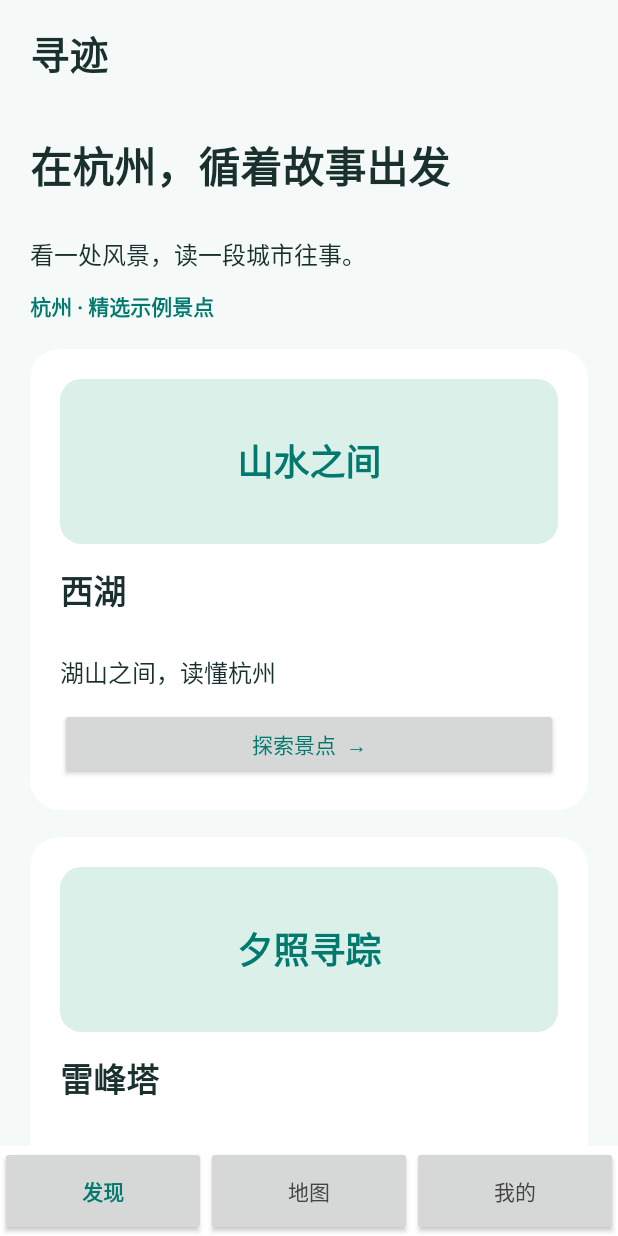
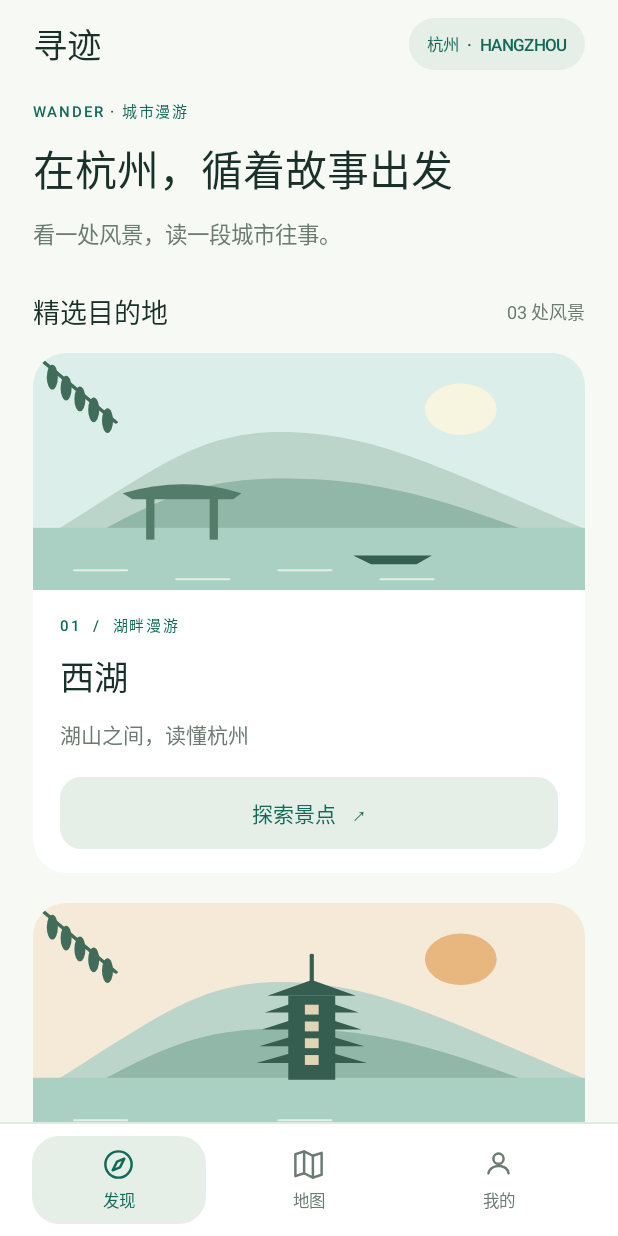
Before and after one commit to zhengyaoZY/trace, an Android app: the screen it shows after launch (MainActivity), on a phone screen of 412 x 824 dp. Run offline under Robolectric (Android 15) with nearby library versions, the phone set to English and light mode, and no system bars; libraries missing offline, so code that uses them is left out: org.osmdroid.config, org.osmdroid.tileprovider, org.osmdroid.util, org.osmdroid.views; 5 statements that could not run were skipped.

Commit message:
feat: redesign Android UI with flat cards and Hangzhou illustrations

```diff
--- a/android/app/build.gradle
+++ b/android/app/build.gradle
@@ -6,8 +6,8 @@ android {
         applicationId 'com.zhengyaozy.trace'
         minSdk 26
         targetSdk 35
-        versionCode 1
-        versionName '0.1.0'
+        versionCode 2
+        versionName '0.2.0'
         testInstrumentationRunner 'androidx.test.runner.AndroidJUnitRunner'
     }
     compileOptions {
--- a/android/app/src/main/java/com/zhengyaozy/trace/MainActivity.java
+++ b/android/app/src/main/java/com/zhengyaozy/trace/MainActivity.java
@@ -2,12 +2,11 @@ package com.zhengyaozy.trace;
 
 import android.app.Activity;
 import android.os.Bundle;
-import android.graphics.Color;
-import android.graphics.Typeface;
-import android.graphics.drawable.GradientDrawable;
+import android.graphics.*;
+import android.graphics.drawable.*;
+import android.content.res.ColorStateList;
 import android.view.Gravity;
 import android.view.View;
-import android.view.WindowInsets;
 import android.widget.*;
 import org.osmdroid.config.Configuration;
 import org.osmdroid.tileprovider.tilesource.TileSourceFactory;
@@ -17,121 +16,118 @@ import org.osmdroid.views.overlay.Marker;
 import java.io.File;
 
 public class MainActivity extends Activity {
-    private static final int TEAL = Color.rgb(0, 122, 110);
-    private static final int INK = Color.rgb(25, 48, 45);
-    private LinearLayout root, body, navigation;
-    private TextView heading;
+    private static final int TEAL=Color.rgb(19,105,88), INK=Color.rgb(26,48,42), MUTED=Color.rgb(107,123,115);
+    private static final int BACKGROUND=Color.rgb(247,249,245), PALE=Color.rgb(230,239,231);
+    private LinearLayout root,body,navigation,toolbar;
+    private TextView heading,city;
     private MapView map;
-    private int tab = 0;
+    private int tab=0;
     private String detailId;
 
-    @Override public void onCreate(Bundle state) {
+    @Override public void onCreate(Bundle state){
         super.onCreate(state);
-        Configuration.getInstance().setUserAgentValue(getPackageName()+"/0.1.0");
-        Configuration.getInstance().setOsmdroidBasePath(new File(getCacheDir(), "maps"));
-        Configuration.getInstance().setOsmdroidTileCache(new File(getCacheDir(), "maps/tiles"));
-        root = column(); root.setBackgroundColor(Color.rgb(245, 250, 248));
-        root.setOnApplyWindowInsetsListener((v, insets) -> {
-            v.setPadding(insets.getSystemWindowInsetLeft(), insets.getSystemWindowInsetTop(),
-                insets.getSystemWindowInsetRight(), insets.getSystemWindowInsetBottom()); return insets;
-        });
-        heading = text("寻迹", 26, true); heading.setPadding(dp(20), dp(16), dp(20), dp(12));
-        root.addView(heading);
-        body = column(); root.addView(body, new LinearLayout.LayoutParams(-1, 0, 1));
-        navigation = new LinearLayout(this); navigation.setBackgroundColor(Color.WHITE);
-        root.addView(navigation); setContentView(root);
-        if (state != null) { tab=state.getInt("tab"); detailId=state.getString("detail"); }
-        render();
+        Configuration.getInstance().setUserAgentValue(getPackageName()+"/0.2.0");
+        Configuration.getInstance().setOsmdroidBasePath(new File(getCacheDir(),"maps"));
+        Configuration.getInstance().setOsmdroidTileCache(new File(getCacheDir(),"maps/tiles"));
+        root=column();root.setBackgroundColor(BACKGROUND);
+        root.setOnApplyWindowInsetsListener((v,insets)->{v.setPadding(insets.getSystemWindowInsetLeft(),insets.getSystemWindowInsetTop(),insets.getSystemWindowInsetRight(),insets.getSystemWindowInsetBottom());return insets;});
+        toolbar=row();toolbar.setGravity(Gravity.CENTER_VERTICAL);toolbar.setPadding(dp(22),dp(12),dp(22),dp(12));
+        heading=text("寻迹",23,true);toolbar.addView(heading,new LinearLayout.LayoutParams(0,-2,1));
+        city=text("杭州  ·  HANGZHOU",11,true);city.setTextColor(TEAL);city.setPadding(dp(12),dp(9),dp(12),dp(9));city.setBackground(rounded(PALE,30));toolbar.addView(city);root.addView(toolbar);
+        body=column();root.addView(body,new LinearLayout.LayoutParams(-1,0,1));
+        View divider=new View(this);divider.setBackgroundColor(Color.rgb(226,233,225));root.addView(divider,new LinearLayout.LayoutParams(-1,dp(1)));
+        navigation=row();navigation.setPadding(dp(16),dp(8),dp(16),dp(8));navigation.setBackgroundColor(Color.WHITE);root.addView(navigation);
+        setContentView(root);
+        if(state!=null){tab=state.getInt("tab");detailId=state.getString("detail");}render();
     }
-
-    private void render() {
-        disposeMap(); body.removeAllViews(); navigation.removeAllViews();
-        String[] tabs={"发现", "地图", "我的"};
-        for (int i=0;i<tabs.length;i++) {
-            final int index=i;
-            Button b = button(tabs[i]); b.setTextColor(i==tab?TEAL:Color.DKGRAY);
-            b.setTypeface(null, i==tab?Typeface.BOLD:Typeface.NORMAL);
-            b.setContentDescription(tabs[i]+(i==tab?"，已选中":""));
-            navigation.addView(b,new LinearLayout.LayoutParams(0,dp(60),1));
+    private void render(){
+        disposeMap();body.removeAllViews();navigation.removeAllViews();
+        String[] tabs={"发现","地图","我的"};
+        for(int i=0;i<3;i++){
+            final int index=i;Button b=button(tabs[i],false);b.setTextSize(11);b.setTextColor(i==tab?TEAL:MUTED);
+            b.setBackground(ripple(i==tab?PALE:Color.WHITE,18));b.setPadding(dp(8),dp(7),dp(8),dp(7));
+            TraceArt.Icon icon=new TraceArt.Icon(i,i==tab?TEAL:MUTED);icon.setBounds(0,0,dp(23),dp(23));b.setCompoundDrawables(null,icon,null,null);b.setCompoundDrawablePadding(dp(4));
+            b.setContentDescription(tabs[i]+(i==tab?"，已选中":""));b.setSelected(i==tab);
+            LinearLayout.LayoutParams p=new LinearLayout.LayoutParams(0,-2,1);p.setMargins(dp(5),0,dp(5),0);navigation.addView(b,p);
             b.setOnClickListener(v->{tab=index;detailId=null;render();});
         }
         Attraction selected=Attraction.SAMPLES.stream().filter(a->a.id.equals(detailId)).findFirst().orElse(null);
-        if (selected!=null) { showDetail(selected); return; }
+        city.setVisibility(selected==null?View.VISIBLE:View.GONE);
+        if(selected!=null){showDetail(selected);return;}
         heading.setText(tab==0?"寻迹":tab==1?"杭州地图":"我的");
-        if(tab==0) showDiscover(); else if(tab==1) showMap(); else showProfile();
+        if(tab==0)showDiscover();else if(tab==1)showMap();else showProfile();
     }
-
-    private LinearLayout scrollContent() {
-        ScrollView scroll = new ScrollView(this); scroll.setFillViewport(true);
-        LinearLayout content=column(); content.setPadding(dp(20),dp(8),dp(20),dp(24));
-        scroll.addView(content); body.addView(scroll,new LinearLayout.LayoutParams(-1,-1)); return content;
+    private LinearLayout scrollContent(){
+        ScrollView scroll=new ScrollView(this);scroll.setFillViewport(true);scroll.setClipToPadding(false);scroll.setVerticalScrollBarEnabled(false);
+        LinearLayout c=column();c.setPadding(dp(22),dp(8),dp(22),dp(24));scroll.addView(c);body.addView(scroll,new LinearLayout.LayoutParams(-1,-1));return c;
     }
-    private void showDiscover() {
-        LinearLayout c=scrollContent();
-        addText(c,"在杭州，循着故事出发",28,true);
-        addText(c,"看一处风景，读一段城市往事。",16,false);
-        TextView city=text("杭州 · 精选示例景点",14,true); city.setTextColor(TEAL); c.addView(city);
-        for (Attraction a:Attraction.SAMPLES) {
-            LinearLayout card=column(); card.setPadding(dp(20),dp(20),dp(20),dp(20));
-            card.setBackground(rounded(Color.WHITE,20));
-            TextView illustration=text(a.name.equals("西湖")?"山水之间":a.name.equals("雷峰塔")?"夕照寻踪":"运河漫步",24,true);
-            illustration.setTextColor(TEAL); illustration.setGravity(Gravity.CENTER);
-            illustration.setBackground(rounded(Color.rgb(220,240,234),14));
-            card.addView(illustration,new LinearLayout.LayoutParams(-1,dp(110)));
-            addText(card,a.name,22,true); addText(card,a.subtitle,16,false);
-            Button open=button("探索景点  →"); open.setContentDescription("探索"+a.name); card.addView(open); open.setOnClickListener(v->open(a));
-            LinearLayout.LayoutParams p=new LinearLayout.LayoutParams(-1,-2); p.topMargin=dp(18); c.addView(card,p);
+    private void showDiscover(){
+        LinearLayout c=scrollContent();eyebrow(c,"WANDER · 城市漫游");
+        title(c,"在杭州，循着故事出发",28);caption(c,"看一处风景，读一段城市往事。",15);
+        LinearLayout section=row();section.setGravity(Gravity.CENTER_VERTICAL);section.setPadding(0,dp(24),0,dp(14));
+        TextView selected=text("精选目的地",18,true);section.addView(selected,new LinearLayout.LayoutParams(0,-2,1));TextView count=text("03 处风景",12,false);count.setTextColor(MUTED);section.addView(count);c.addView(section);
+        for(int i=0;i<Attraction.SAMPLES.size();i++){
+            Attraction a=Attraction.SAMPLES.get(i);LinearLayout card=column();card.setBackground(rounded(Color.WHITE,22));card.setClipToOutline(true);
+            TraceArt art=new TraceArt(this,i);card.addView(art,new LinearLayout.LayoutParams(-1,dp(158)));
+            LinearLayout content=column();content.setPadding(dp(18),dp(16),dp(18),dp(16));card.addView(content);
+            eyebrow(content,String.format(java.util.Locale.ROOT,"0%d  /  %s",i+1,i==0?"湖畔漫游":i==1?"人文寻踪":"运河日常"));
+            title(content,a.name,23);caption(content,a.subtitle,14);
+            Button open=button("探索景点   ↗",false);open.setContentDescription("探索"+a.name);open.setOnClickListener(v->open(a));
+            LinearLayout.LayoutParams action=new LinearLayout.LayoutParams(-1,-2);action.topMargin=dp(14);content.addView(open,action);
+            LinearLayout.LayoutParams p=new LinearLayout.LayoutParams(-1,-2);p.bottomMargin=dp(20);c.addView(card,p);
         }
-        addText(c,"示例内容；开放时间与票务以景区公告为准。",13,false);
+        caption(c,"慢一点，城市的故事就在身边。\n示例内容 · 开放与票务以景区公告为准",12);
     }
-    private void open(Attraction a) { detailId=a.id; render(); }
-    private void showDetail(Attraction a) {
-        heading.setText(a.name); LinearLayout c=scrollContent();
-        Button back=button("‹ 返回" ); c.addView(back); back.setOnClickListener(v->{detailId=null;render();});
-        addText(c,a.subtitle,22,true); addText(c,a.introduction,17,false);
-        addText(c,"文字讲解",22,true); TextView narration=addText(c,a.narration,18,false);
-        narration.setTextIsSelectable(true); narration.setLineSpacing(dp(7),1);
-        Button location=button("在地图中查看"); c.addView(location);
-        location.setOnClickListener(v->{tab=1;detailId=null;render();map.getController().setZoom(15.0);map.getController().setCenter(new GeoPoint(a.latitude,a.longitude));});
-        addText(c,"讲解为内置示例文本，不含音频。",13,false);
+    private void open(Attraction a){detailId=a.id;render();}
+    private void showDetail(Attraction a){
+        heading.setText(a.name);LinearLayout c=scrollContent();
+        Button back=button("‹  返回探索",false);back.setBackground(ripple(Color.TRANSPARENT,16));back.setGravity(Gravity.START|Gravity.CENTER_VERTICAL);c.addView(back);back.setOnClickListener(v->{detailId=null;render();});
+        int index=Attraction.SAMPLES.indexOf(a);TraceArt art=new TraceArt(this,index);art.setBackground(rounded(PALE,22));art.setClipToOutline(true);c.addView(art,new LinearLayout.LayoutParams(-1,dp(175)));
+        space(c,20);eyebrow(c,"杭州  /  城市故事");title(c,a.subtitle,24);caption(c,a.introduction,16);
+        space(c,22);LinearLayout article=column();article.setPadding(dp(18),dp(20),dp(18),dp(20));article.setBackground(rounded(Color.WHITE,22));
+        eyebrow(article,"READ THE CITY");title(article,"文字讲解",20);TextView narration=caption(article,a.narration,17);narration.setTextColor(INK);narration.setLineSpacing(dp(7),1);narration.setTextIsSelectable(true);c.addView(article);
+        space(c,18);Button location=button("在地图中查看   ↗",true);c.addView(location);location.setOnClickListener(v->{tab=1;detailId=null;render();map.getController().setZoom(15.0);map.getController().setCenter(new GeoPoint(a.latitude,a.longitude));});
+        space(c,12);caption(c,"内置示例讲解 · 文字阅读，无音频",12);
     }
-    private void showMap() {
-        addText(body,"点击景点标记查看详情。地图需联网加载。",14,false);
-        map=new MapView(this); map.setTileSource(TileSourceFactory.MAPNIK);
-        map.setMultiTouchControls(true); map.getController().setZoom(11.0);
-        map.getController().setCenter(new GeoPoint(30.275,120.145));
-        for(Attraction a:Attraction.SAMPLES) {
-            Marker m=new Marker(map); m.setPosition(new GeoPoint(a.latitude,a.longitude));
-            m.setAnchor(Marker.ANCHOR_CENTER,Marker.ANCHOR_BOTTOM); m.setTitle(a.name);
-            m.setOnMarkerClickListener((marker,view)->{open(a);return true;}); map.getOverlays().add(m);
+    private void showMap(){
+        LinearLayout intro=column();intro.setPadding(dp(22),dp(4),dp(22),dp(14));eyebrow(intro,"EXPLORE HANGZHOU");caption(intro,"三处风景，一座城的不同侧面。",14);body.addView(intro);
+        map=new MapView(this);map.setTileSource(TileSourceFactory.MAPNIK);map.setMultiTouchControls(true);map.setBuiltInZoomControls(false);map.getController().setZoom(11.0);map.getController().setCenter(new GeoPoint(30.275,120.145));
+        map.setBackground(rounded(PALE,22));map.setClipToOutline(true);
+        for(int i=0;i<Attraction.SAMPLES.size();i++){
+            Attraction a=Attraction.SAMPLES.get(i);Marker marker=new Marker(map);marker.setPosition(new GeoPoint(a.latitude,a.longitude));marker.setAnchor(Marker.ANCHOR_CENTER,Marker.ANCHOR_BOTTOM);marker.setTitle(a.name);marker.setIcon(markerIcon(i+1));marker.setOnMarkerClickListener((m,v)->{open(a);return true;});map.getOverlays().add(marker);
         }
-        body.addView(map,new LinearLayout.LayoutParams(-1,0,1));
-        TextView credit=text("© OpenStreetMap contributors · 数据遵循 ODbL",12,false);
-        credit.setText(android.text.Html.fromHtml("© <a href=\"https://www.openstreetmap.org/copyright\">OpenStreetMap contributors</a> · ODbL", android.text.Html.FROM_HTML_MODE_LEGACY));
-        credit.setMovementMethod(android.text.method.LinkMovementMethod.getInstance());
-        credit.setPadding(dp(12),dp(8),dp(12),dp(8)); body.addView(credit);
-        // Text links also make every destination accessible without interacting with the map.
-        LinearLayout places=new LinearLayout(this);
-        for(Attraction a:Attraction.SAMPLES){ Button b=button(a.name);places.addView(b,new LinearLayout.LayoutParams(0,-2,1));b.setOnClickListener(v->open(a)); }
-        body.addView(places); map.onResume();
+        LinearLayout.LayoutParams frame=new LinearLayout.LayoutParams(-1,0,1);frame.setMargins(dp(14),0,dp(14),0);body.addView(map,frame);
+        TextView credit=text("",10,false);credit.setText(android.text.Html.fromHtml("© <a href=\"https://www.openstreetmap.org/copyright\">OpenStreetMap contributors</a> · ODbL",android.text.Html.FROM_HTML_MODE_LEGACY));credit.setMovementMethod(android.text.method.LinkMovementMethod.getInstance());credit.setLinkTextColor(MUTED);credit.setPadding(dp(22),dp(8),dp(22),dp(8));body.addView(credit);
+        LinearLayout places=row();places.setPadding(dp(16),0,dp(16),dp(8));for(Attraction a:Attraction.SAMPLES){Button b=button(a.name,false);LinearLayout.LayoutParams p=new LinearLayout.LayoutParams(0,-2,1);p.setMargins(dp(4),0,dp(4),0);places.addView(b,p);b.setOnClickListener(v->open(a));}body.addView(places);
+        TextView hint=text("轻点标记，阅读故事 · 底图需联网",11,false);hint.setTextColor(MUTED);hint.setGravity(Gravity.CENTER);hint.setPadding(0,0,0,dp(12));body.addView(hint);map.onResume();
     }
-    private void showProfile() {
-        LinearLayout c=scrollContent(); addText(c,"你好，城市探索者",26,true);
-        addText(c,"从一段步行开始，发现身边的故事。",18,false);
-        addText(c,"关于寻迹",22,true); addText(c,"当前城市：杭州\n版本：0.1.0",17,false);
-        addText(c,"本版本展示内置示例景点与文字讲解，无需登录，不接入业务后台，不请求定位权限。",17,false);
-        addText(c,"地图通过 HTTPS 从 OpenStreetMap 加载，会向地图服务发送网络请求。离线仍可阅读全部景点文字，地图可用性取决于缓存。",16,false);
+    private Drawable markerIcon(int number){
+        Bitmap image=Bitmap.createBitmap(dp(38),dp(46),Bitmap.Config.ARGB_8888);Canvas c=new Canvas(image);c.scale(image.getWidth()/38f,image.getHeight()/46f);Paint p=new Paint(Paint.ANTI_ALIAS_FLAG);p.setColor(TEAL);Path point=new Path();point.moveTo(12,30);point.lineTo(19,44);point.lineTo(26,30);point.close();c.drawPath(point,p);c.drawCircle(19,18,17,p);p.setColor(Color.WHITE);p.setStyle(Paint.Style.STROKE);p.setStrokeWidth(2);c.drawCircle(19,18,14,p);p.setStyle(Paint.Style.FILL);p.setTextSize(14);p.setTypeface(Typeface.create("sans-serif-medium",Typeface.NORMAL));p.setTextAlign(Paint.Align.CENTER);c.drawText(String.valueOf(number),19,23,p);return new BitmapDrawable(getResources(),image);
     }
-    @Override public void onBackPressed() { if(detailId!=null){detailId=null;render();}else if(tab!=0){tab=0;render();}else super.onBackPressed(); }
+    private void showProfile(){
+        LinearLayout c=scrollContent();space(c,10);TraceArt.Icon icon=new TraceArt.Icon(0,TEAL);ImageView avatar=new ImageView(this);avatar.setImageDrawable(icon);avatar.setPadding(dp(16),dp(16),dp(16),dp(16));avatar.setBackground(rounded(PALE,24));avatar.setImportantForAccessibility(View.IMPORTANT_FOR_ACCESSIBILITY_NO);c.addView(avatar,new LinearLayout.LayoutParams(dp(72),dp(72)));
+        space(c,20);eyebrow(c,"YOUR CITY COMPANION");title(c,"你好，城市探索者",26);caption(c,"不赶路，去感受一座城。",15);space(c,24);
+        LinearLayout stats=row();stats.setPadding(dp(18),dp(18),dp(18),dp(18));stats.setBackground(rounded(TEAL,22));
+        for(String[] pair:new String[][]{{"03","内置景点"},{"杭州","当前城市"}}){LinearLayout v=column();TextView value=text(pair[0],25,true);value.setTextColor(Color.WHITE);v.addView(value);TextView label=text(pair[1],12,false);label.setTextColor(Color.rgb(203,224,209));label.setPadding(0,dp(6),0,0);v.addView(label);stats.addView(v,new LinearLayout.LayoutParams(0,-2,1));}c.addView(stats);space(c,24);
+        title(c,"关于寻迹",18);space(c,12);LinearLayout info=column();info.setPadding(dp(18),dp(8),dp(18),dp(16));info.setBackground(rounded(Color.WHITE,22));
+        title(info,"轻装出发",16);caption(info,"无需登录，不接入业务后台，不请求定位权限。",14);space(info,8);title(info,"随时阅读",16);caption(info,"景点介绍与文字讲解内置，离线也能读懂杭州。",14);c.addView(info);
+        space(c,20);caption(c,"地图由 OpenStreetMap 提供，加载底图时会发送网络请求。离线地图可用性取决于缓存。",12);space(c,20);eyebrow(c,"寻迹 TRACE  /  0.2.0");
+    }
+    @Override public void onBackPressed(){if(detailId!=null){detailId=null;render();}else if(tab!=0){tab=0;render();}else super.onBackPressed();}
     @Override protected void onSaveInstanceState(Bundle s){s.putInt("tab",tab);s.putString("detail",detailId);super.onSaveInstanceState(s);}
     @Override protected void onResume(){super.onResume();if(map!=null)map.onResume();}
     @Override protected void onPause(){if(map!=null)map.onPause();super.onPause();}
     @Override protected void onDestroy(){disposeMap();super.onDestroy();}
     private void disposeMap(){if(map!=null){map.onPause();map.onDetach();map=null;}}
-    private LinearLayout column(){LinearLayout l=new LinearLayout(this);l.setOrientation(LinearLayout.VERTICAL);return l;}
-    private TextView text(String value,int sp,boolean bold){TextView t=new TextView(this);t.setText(value);t.setTextSize(sp);t.setTextColor(INK);if(bold)t.setTypeface(null,Typeface.BOLD);return t;}
-    private TextView addText(LinearLayout parent,String value,int sp,boolean bold){TextView t=text(value,sp,bold);t.setPadding(0,dp(14),0,dp(12));parent.addView(t);return t;}
-    private Button button(String label){Button b=new Button(this);b.setText(label);b.setTextColor(TEAL);b.setAllCaps(false);b.setMinHeight(dp(48));return b;}
+    private LinearLayout column(){LinearLayout v=new LinearLayout(this);v.setOrientation(LinearLayout.VERTICAL);return v;}
+    private LinearLayout row(){LinearLayout v=new LinearLayout(this);v.setOrientation(LinearLayout.HORIZONTAL);return v;}
+    private TextView text(String value,int sp,boolean bold){TextView v=new TextView(this);v.setText(value);v.setTextSize(sp);v.setTextColor(INK);v.setIncludeFontPadding(false);v.setTypeface(Typeface.create(bold?"sans-serif-medium":"sans-serif",Typeface.NORMAL));return v;}
+    private TextView title(LinearLayout parent,String value,int sp){TextView v=text(value,sp,true);v.setPadding(0,dp(10),0,dp(8));v.setLineSpacing(dp(3),1);parent.addView(v);return v;}
+    private TextView caption(LinearLayout parent,String value,int sp){TextView v=text(value,sp,false);v.setTextColor(MUTED);v.setLineSpacing(dp(5),1);v.setPadding(0,dp(4),0,dp(4));parent.addView(v);return v;}
+    private void eyebrow(LinearLayout parent,String value){TextView v=text(value,10,true);v.setTextColor(TEAL);v.setLetterSpacing(.12f);parent.addView(v);}
+    private void space(LinearLayout parent,int h){parent.addView(new View(this),new LinearLayout.LayoutParams(1,dp(h)));}
+    private Button button(String label,boolean primary){Button b=new Button(this);b.setText(label);b.setTextSize(14);b.setTextColor(primary?Color.WHITE:TEAL);b.setTypeface(Typeface.create("sans-serif-medium",Typeface.NORMAL));b.setAllCaps(false);b.setMinHeight(dp(48));b.setMinimumHeight(dp(48));b.setMinWidth(0);b.setMinimumWidth(0);b.setStateListAnimator(null);b.setElevation(0);b.setPadding(dp(12),dp(12),dp(12),dp(12));b.setBackground(ripple(primary?TEAL:PALE,14));return b;}
     private GradientDrawable rounded(int color,int radius){GradientDrawable d=new GradientDrawable();d.setColor(color);d.setCornerRadius(dp(radius));return d;}
+    private Drawable ripple(int color,int radius){return new RippleDrawable(ColorStateList.valueOf(Color.argb(32,19,105,88)),rounded(color,radius),rounded(Color.WHITE,radius));}
     private int dp(int n){return Math.round(n*getResources().getDisplayMetrics().density);}
 }
--- /dev/null
+++ b/android/app/src/main/java/com/zhengyaozy/trace/TraceArt.java
@@ -0,0 +1,60 @@
+package com.zhengyaozy.trace;
+
+import android.content.Context;
+import android.graphics.*;
+import android.graphics.drawable.Drawable;
+import android.view.View;
+
+/** Offline, resolution-independent illustrations and line icons for the UI. */
+final class TraceArt extends View {
+    private final int scene;
+    private final Paint paint = new Paint(Paint.ANTI_ALIAS_FLAG);
+    TraceArt(Context context, int scene) { super(context); this.scene=scene; setImportantForAccessibility(IMPORTANT_FOR_ACCESSIBILITY_NO); }
+    private void color(String value){paint.setColor(Color.parseColor(value));paint.setStyle(Paint.Style.FILL);}
+    private void hill(Canvas c, float y, float peak, String shade){
+        color(shade); Path p=new Path();p.moveTo(-20,y);p.cubicTo(80,y-80,110,peak,180,peak);p.cubicTo(250,peak,300,y-90,420,y-20);p.lineTo(420,260);p.lineTo(-20,260);p.close();c.drawPath(p,paint);
+    }
+    @Override protected void onDraw(Canvas canvas){
+        super.onDraw(canvas); canvas.save();canvas.scale(getWidth()/400f,getHeight()/240f);
+        color(scene==1?"#F5E9D7":scene==2?"#E5EBE5":"#DCEEE9");canvas.drawRect(0,0,400,240,paint);
+        color(scene==1?"#E8B67F":"#F7F4DF");canvas.drawCircle(310,57,26,paint);
+        hill(canvas,210,80,"#BCD5CA");hill(canvas,235,127,"#90B7A7");
+        color("#AACFC3");canvas.drawRect(0,177,400,240,paint);
+        if(scene==1){
+            color("#355D50");canvas.drawRect(185,94,219,179,paint);
+            for(int i=0;i<5;i++){float y=90+i*17;Path roof=new Path();roof.moveTo(202,y-12);roof.lineTo(170-i*2,y+4);roof.lineTo(234+i*2,y+4);roof.close();canvas.drawPath(roof,paint);}
+            paint.setStrokeWidth(3);canvas.drawLine(202,53,202,88,paint);
+            color("#DFD4B4");for(int i=0;i<4;i++)canvas.drawRect(197,103+i*17,207,113+i*17,paint);
+        }else if(scene==2){
+            color("#54796B");Path bridge=new Path();bridge.moveTo(36,183);bridge.quadTo(190,57,364,183);bridge.lineTo(364,201);bridge.quadTo(190,94,36,201);bridge.close();canvas.drawPath(bridge,paint);
+            paint.setStrokeWidth(4);for(int i=0;i<9;i++){float x=55+i*36;float t=(x-200)/165;float y=120+57*t*t;canvas.drawLine(x,y-10,x,y+5,paint);}
+        }else{
+            color("#537C6B");canvas.drawRect(82,141,88,189,paint);canvas.drawRect(128,141,134,189,paint);
+            Path roof=new Path();roof.moveTo(65,142);roof.quadTo(110,124,151,142);roof.lineTo(145,148);roof.lineTo(72,148);roof.close();canvas.drawPath(roof,paint);
+            color("#355E50");Path boat=new Path();boat.moveTo(232,205);boat.lineTo(289,205);boat.lineTo(278,214);boat.lineTo(245,214);boat.close();canvas.drawPath(boat,paint);
+        }
+        color("#E3F0E7");paint.setStrokeWidth(2);paint.setStrokeCap(Paint.Cap.ROUND);
+        for(int i=0;i<4;i++)canvas.drawLine(30+i*74,220+(i%2)*9,68+i*74,220+(i%2)*9,paint);
+        // Foreground willow leaves give each cover a consistent local identity.
+        color("#416C59");paint.setStrokeWidth(3);canvas.drawLine(0,0,60,70,paint);
+        for(int i=0;i<5;i++){float x=10+i*10,y=12+i*11;canvas.drawOval(x,y,x+8,y+25,paint);}
+        canvas.restore();
+    }
+
+    static final class Icon extends Drawable {
+        private final int kind,color;
+        private final Paint p=new Paint(Paint.ANTI_ALIAS_FLAG);
+        Icon(int kind,int color){this.kind=kind;this.color=color;}
+        @Override public void draw(Canvas canvas){
+            canvas.save();canvas.translate(getBounds().left,getBounds().top);canvas.scale(getBounds().width()/24f,getBounds().height()/24f);
+            p.setColor(color);p.setStyle(Paint.Style.STROKE);p.setStrokeWidth(1.7f);p.setStrokeJoin(Paint.Join.ROUND);p.setStrokeCap(Paint.Cap.ROUND);
+            if(kind==0){canvas.drawCircle(12,12,9,p);Path a=new Path();a.moveTo(16,8);a.lineTo(13,14);a.lineTo(8,16);a.lineTo(11,10);a.close();canvas.drawPath(a,p);}
+            else if(kind==1){Path a=new Path();a.moveTo(3,5);a.lineTo(9,3);a.lineTo(15,6);a.lineTo(21,4);a.lineTo(21,19);a.lineTo(15,21);a.lineTo(9,18);a.lineTo(3,20);a.close();canvas.drawPath(a,p);canvas.drawLine(9,3,9,18,p);canvas.drawLine(15,6,15,21,p);}
+            else {canvas.drawCircle(12,8,3.5f,p);canvas.drawArc(5,13,19,25,190,160,false,p);}
+            canvas.restore();
+        }
+        @Override public void setAlpha(int a){p.setAlpha(a);}
+        @Override public void setColorFilter(ColorFilter f){p.setColorFilter(f);}
+        @Override public int getOpacity(){return PixelFormat.TRANSLUCENT;}
+    }
+}
```
Also changed, not shown: 2 other files.
